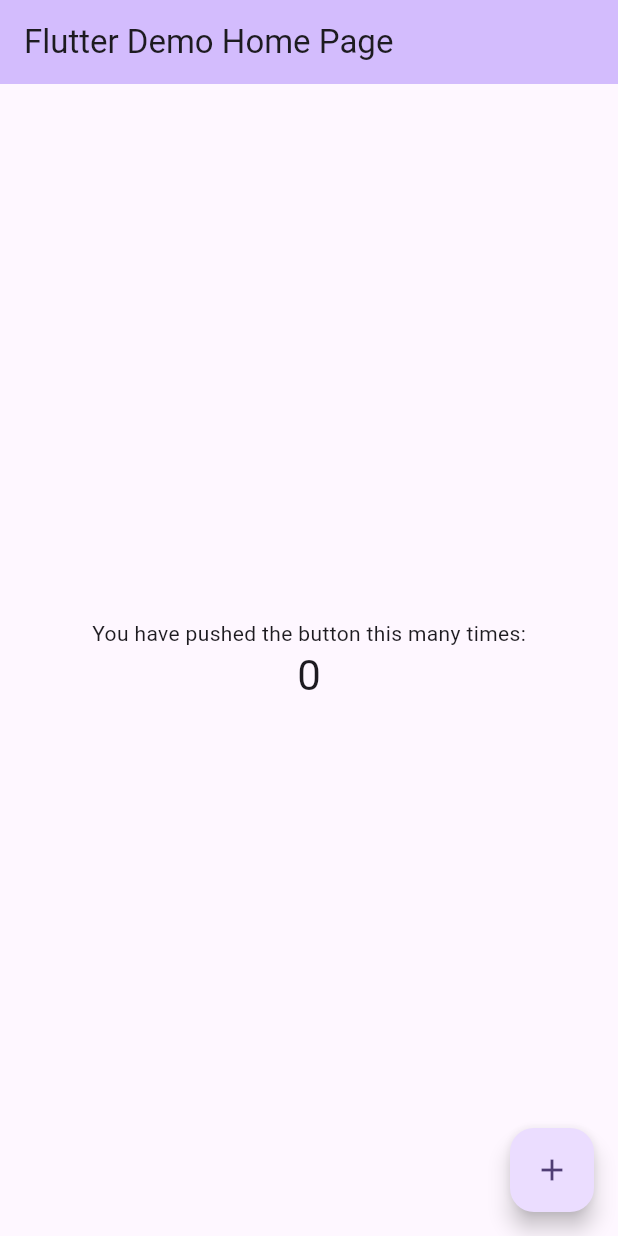
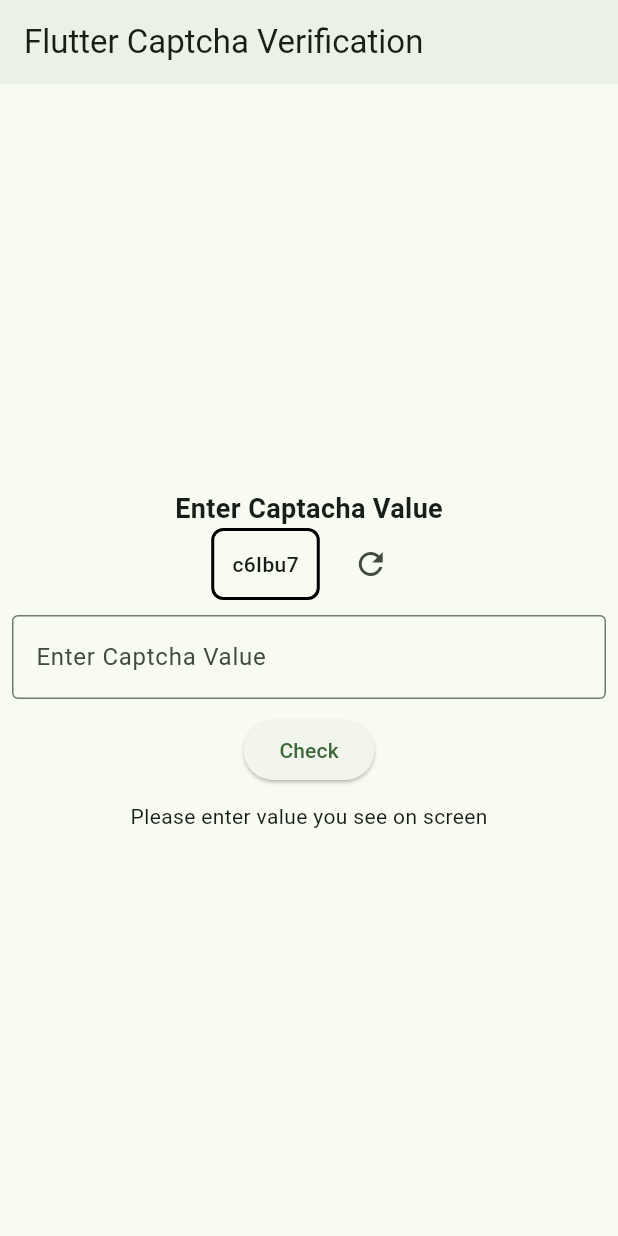
Before and after one commit to flutterwings304/captcha-verification_flutter_template, a Flutter app: the screen it shows after launch, on a phone screen of 412 x 824 dp. Run offline on Flutter 3.47's test engine with Material 2 defaults, Android fonts, the phone set to English and light mode, and no system bars.

Commit message:
Captcha Code Updated

```diff
--- a/lib/main.dart
+++ b/lib/main.dart
@@ -1,3 +1,5 @@
+import 'dart:math';
+
 import 'package:flutter/material.dart';
 
 void main() {
@@ -28,98 +30,133 @@ class MyApp extends StatelessWidget {
         //
         // This works for code too, not just values: Most code changes can be
         // tested with just a hot reload.
-        colorScheme: ColorScheme.fromSeed(seedColor: Colors.deepPurple),
+        colorScheme: ColorScheme.fromSeed(seedColor: Colors.green),
         useMaterial3: true,
       ),
-      home: const MyHomePage(title: 'Flutter Demo Home Page'),
+      home: const CaptachaVerification(),
     );
   }
 }
 
-class MyHomePage extends StatefulWidget {
-  const MyHomePage({super.key, required this.title});
-
-  // This widget is the home page of your application. It is stateful, meaning
-  // that it has a State object (defined below) that contains fields that affect
-  // how it looks.
-
-  // This class is the configuration for the state. It holds the values (in this
-  // case the title) provided by the parent (in this case the App widget) and
-  // used by the build method of the State. Fields in a Widget subclass are
-  // always marked "final".
-
-  final String title;
+class CaptachaVerification extends StatefulWidget {
+  const CaptachaVerification({super.key});
 
   @override
-  State<MyHomePage> createState() => _MyHomePageState();
+  State<CaptachaVerification> createState() => _CaptachaVerificationState();
 }
 
-class _MyHomePageState extends State<MyHomePage> {
-  int _counter = 0;
+class _CaptachaVerificationState extends State<CaptachaVerification> {
+  String randomString = "";
+  bool isVerified = false;
+  TextEditingController controller = TextEditingController();
+  //Logic for creating Captcha
+  void buildCaptcha() {
+    //Letter from which we want to generate the captach
+    //I have taken A to Z all small nand caps letters along with numbers
+    //You can change this as per your convience
+    const letters =
+        "abcdefghijklmnopqrstuvwxyzABCDEFGHIJKLMNOPQRSTUVWXYZ1234567890";
+    const length = 6;
+    //Length of Captcha to be generated
+    final random = Random();
+    //Select random letters from above list
+    randomString = String.fromCharCodes(List.generate(
+        length, (index) => letters.codeUnitAt(random.nextInt(letters.length))));
+    setState(() {});
+    print("the random string is $randomString");
+  }
 
-  void _incrementCounter() {
-    setState(() {
-      // This call to setState tells the Flutter framework that something has
-      // changed in this State, which causes it to rerun the build method below
-      // so that the display can reflect the updated values. If we changed
-      // _counter without calling setState(), then the build method would not be
-      // called again, and so nothing would appear to happen.
-      _counter++;
-    });
+  @override
+  void initState() {
+    super.initState();
+    //To generate number on loading of page
+    buildCaptcha();
   }
 
   @override
   Widget build(BuildContext context) {
-    // This method is rerun every time setState is called, for instance as done
-    // by the _incrementCounter method above.
-    //
-    // The Flutter framework has been optimized to make rerunning build methods
-    // fast, so that you can just rebuild anything that needs updating rather
-    // than having to individually change instances of widgets.
     return Scaffold(
       appBar: AppBar(
-        // TRY THIS: Try changing the color here to a specific color (to
-        // Colors.amber, perhaps?) and trigger a hot reload to see the AppBar
-        // change color while the other colors stay the same.
-        backgroundColor: Theme.of(context).colorScheme.inversePrimary,
-        // Here we take the value from the MyHomePage object that was created by
-        // the App.build method, and use it to set our appbar title.
-        title: Text(widget.title),
+        elevation: 2,
+        title: const Text("Flutter Captcha Verification"),
       ),
-      body: Center(
-        // Center is a layout widget. It takes a single child and positions it
-        // in the middle of the parent.
+      body: Padding(
+        padding: const EdgeInsets.all(8.0),
         child: Column(
-          // Column is also a layout widget. It takes a list of children and
-          // arranges them vertically. By default, it sizes itself to fit its
-          // children horizontally, and tries to be as tall as its parent.
-          //
-          // Column has various properties to control how it sizes itself and
-          // how it positions its children. Here we use mainAxisAlignment to
-          // center the children vertically; the main axis here is the vertical
-          // axis because Columns are vertical (the cross axis would be
-          // horizontal).
-          //
-          // TRY THIS: Invoke "debug painting" (choose the "Toggle Debug Paint"
-          // action in the IDE, or press "p" in the console), to see the
-          // wireframe for each widget.
           mainAxisAlignment: MainAxisAlignment.center,
-          children: <Widget>[
+          children: [
             const Text(
-              'You have pushed the button this many times:',
+              "Enter Captacha Value",
+              style: TextStyle(fontSize: 18, fontWeight: FontWeight.bold),
             ),
-            Text(
-              '$_counter',
-              style: Theme.of(context).textTheme.headlineMedium,
+            const SizedBox(
+              width: 10,
             ),
+            Row(
+              mainAxisAlignment: MainAxisAlignment.center,
+              children: [
+                //Shown Captcha value to user
+                Container(
+                    padding: const EdgeInsets.all(12),
+                    decoration: BoxDecoration(
+                        border: Border.all(width: 2),
+                        borderRadius: BorderRadius.circular(8)),
+                    child: Text(
+                      randomString,
+                      style: const TextStyle(fontWeight: FontWeight.w500),
+                    )),
+                const SizedBox(
+                  width: 10,
+                ),
+                //Regenerate captcha value
+                IconButton(
+                    onPressed: () {
+                      buildCaptcha();
+                    },
+                    icon: const Icon(Icons.refresh)),
+              ],
+            ),
+            const SizedBox(
+              height: 10,
+            ),
+            //TextFormField to enter captcha value
+            TextFormField(
+              onChanged: (value) {
+                setState(() {
+                  isVerified = false;
+                });
+              },
+              decoration: const InputDecoration(
+                  border: OutlineInputBorder(),
+                  hintText: "Enter Captcha Value",
+                  labelText: "Enter Captcha Value"),
+              controller: controller,
+            ),
+            const SizedBox(
+              height: 10,
+            ),
+            //To check captcha value and textediting controller value
+            ElevatedButton(
+                onPressed: () {
+                  isVerified = controller.text == randomString;
+
+                  setState(() {});
+                },
+                child: const Text("Check")),
+            const SizedBox(
+              height: 10,
+            ),
+            // Output whether captcha is correctly entered or not
+            if (isVerified)
+              const Row(
+                mainAxisAlignment: MainAxisAlignment.center,
+                children: [Icon(Icons.verified), Text("Verified")],
+              )
+            else
+              const Text("Please enter value you see on screen"),
           ],
         ),
       ),
-      floatingActionButton: FloatingActionButton(
-        onPressed: _incrementCounter,
-        tooltip: 'Increment',
-        child: const Icon(Icons.add),
-      ), // This trailing comma makes auto-formatting nicer for build methods.
     );
   }
 }
```
